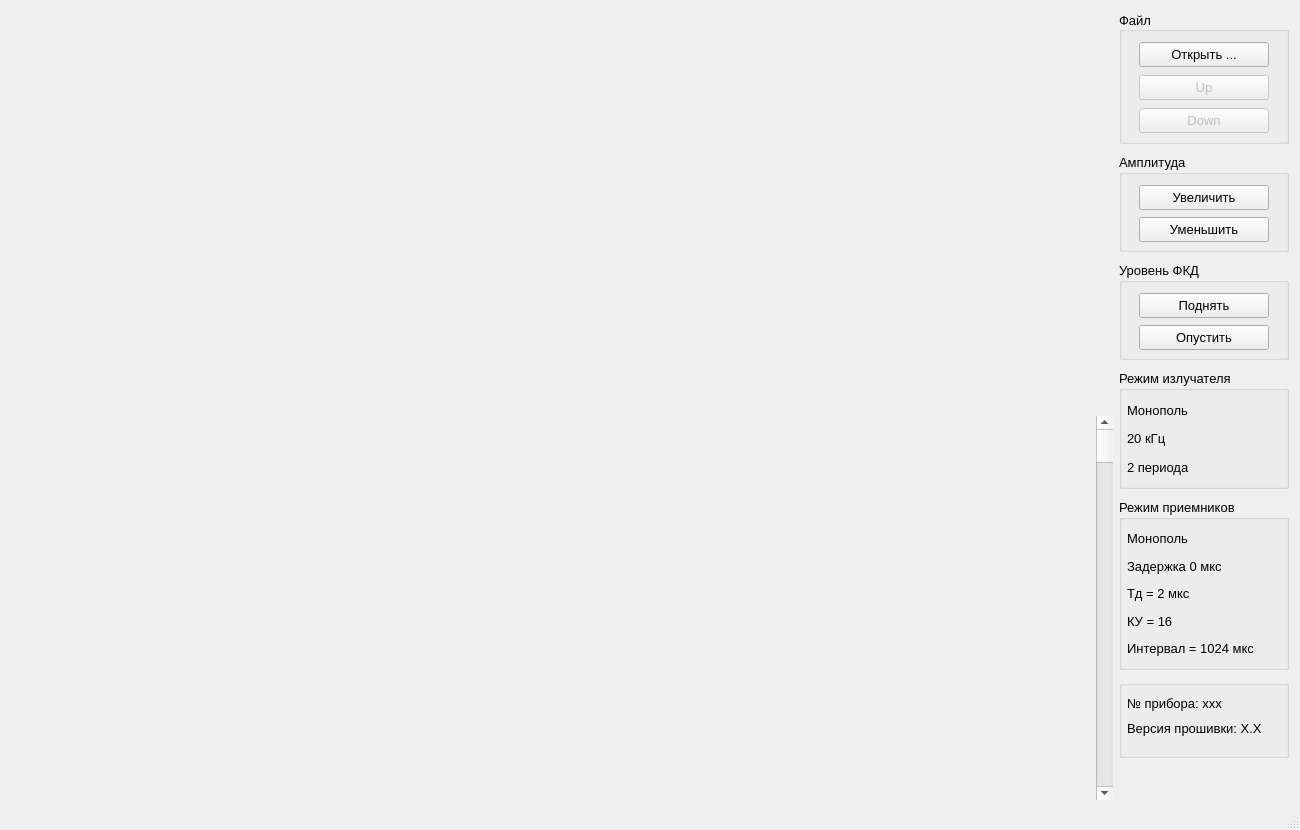
The window that mainwindow.ui (BatleCat/Qt_akp_view) describes before a commit, drawn with Qt 5.
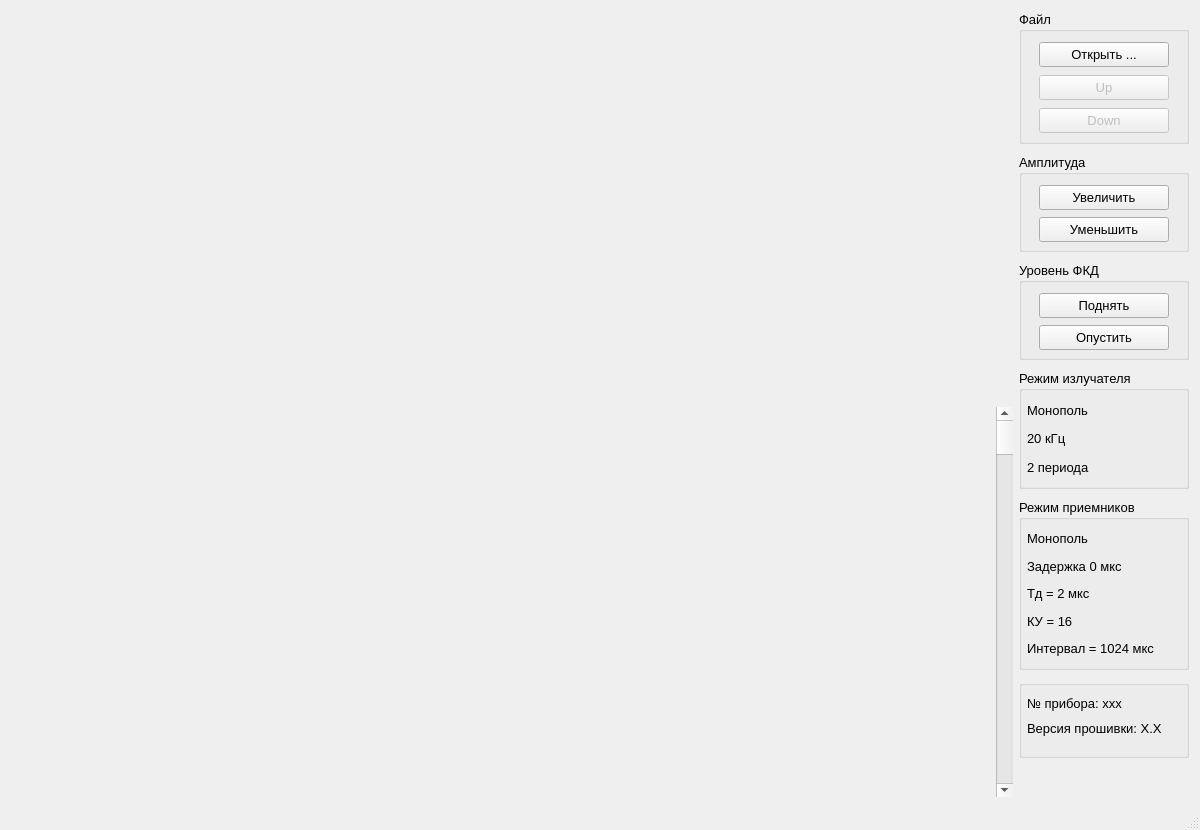
The same window after the commit. Icons and pictures are not drawn.

Commit message: Теперь коректно отрабатывается изменение размера окна

```diff
--- a/mainwindow.ui
+++ b/mainwindow.ui
@@ -6,7 +6,7 @@
    <rect>
     <x>0</x>
     <y>0</y>
-    <width>1300</width>
+    <width>1200</width>
     <height>830</height>
    </rect>
   </property>
@@ -55,177 +55,69 @@
    </property>
    <layout class="QHBoxLayout" name="horizontalLayout">
     <item>
-     <widget class="QFrame" name="frame">
-      <property name="sizePolicy">
-       <sizepolicy hsizetype="Expanding" vsizetype="Expanding">
-        <horstretch>0</horstretch>
-        <verstretch>0</verstretch>
-       </sizepolicy>
-      </property>
-      <property name="minimumSize">
-       <size>
-        <width>1004</width>
-        <height>789</height>
-       </size>
-      </property>
-      <layout class="QHBoxLayout" name="horizontalLayout_2">
-       <property name="spacing">
-        <number>5</number>
-       </property>
-       <property name="leftMargin">
-        <number>0</number>
-       </property>
-       <property name="topMargin">
-        <number>0</number>
-       </property>
-       <property name="rightMargin">
-        <number>0</number>
-       </property>
-       <property name="bottomMargin">
-        <number>0</number>
-       </property>
-       <item>
-        <layout class="QVBoxLayout" name="verticalLayout_6">
-         <property name="spacing">
-          <number>5</number>
-         </property>
-         <item>
-          <widget class="QWidget" name="widget_align_dept" native="true">
-           <property name="sizePolicy">
-            <sizepolicy hsizetype="Fixed" vsizetype="Fixed">
-             <horstretch>0</horstretch>
-             <verstretch>0</verstretch>
-            </sizepolicy>
-           </property>
-           <property name="minimumSize">
-            <size>
-             <width>95</width>
-             <height>400</height>
-            </size>
-           </property>
-           <property name="maximumSize">
-            <size>
-             <width>16777215</width>
-             <height>16777215</height>
-            </size>
-           </property>
-          </widget>
-         </item>
-         <item>
-          <widget class="QWidget" name="widget_dept" native="true">
-           <property name="sizePolicy">
-            <sizepolicy hsizetype="Fixed" vsizetype="Expanding">
-             <horstretch>0</horstretch>
-             <verstretch>0</verstretch>
-            </sizepolicy>
-           </property>
-           <property name="minimumSize">
-            <size>
-             <width>95</width>
-             <height>150</height>
-            </size>
-           </property>
-           <property name="maximumSize">
-            <size>
-             <width>16777215</width>
-             <height>16777215</height>
-            </size>
-           </property>
-           <layout class="QVBoxLayout" name="verticalLayout_dept_col">
-            <property name="spacing">
-             <number>0</number>
-            </property>
-            <property name="leftMargin">
-             <number>0</number>
-            </property>
-            <property name="topMargin">
-             <number>0</number>
-            </property>
-            <property name="rightMargin">
-             <number>0</number>
-            </property>
-            <property name="bottomMargin">
-             <number>0</number>
-            </property>
-           </layout>
-          </widget>
-         </item>
-        </layout>
-       </item>
-       <item>
-        <layout class="QVBoxLayout" name="verticalLayout_5">
-         <property name="spacing">
-          <number>5</number>
-         </property>
-         <item>
-          <widget class="QWidget" name="widget_align_ml" native="true">
-           <property name="sizePolicy">
-            <sizepolicy hsizetype="Fixed" vsizetype="Fixed">
-             <horstretch>0</horstretch>
-             <verstretch>0</verstretch>
-            </sizepolicy>
-           </property>
-           <property name="minimumSize">
-            <size>
-             <width>10</width>
-             <height>400</height>
-            </size>
-           </property>
-           <property name="maximumSize">
-            <size>
-             <width>16777215</width>
-             <height>16777215</height>
-            </size>
-           </property>
-          </widget>
-         </item>
-         <item>
-          <widget class="QWidget" name="widget_ml" native="true">
-           <property name="sizePolicy">
-            <sizepolicy hsizetype="Fixed" vsizetype="Expanding">
-             <horstretch>0</horstretch>
-             <verstretch>0</verstretch>
-            </sizepolicy>
-           </property>
-           <property name="minimumSize">
-            <size>
-             <width>10</width>
-             <height>150</height>
-            </size>
-           </property>
-           <property name="maximumSize">
-            <size>
-             <width>10</width>
-             <height>16777215</height>
-            </size>
-           </property>
-           <layout class="QVBoxLayout" name="verticalLayout_ML">
-            <property name="spacing">
-             <number>0</number>
-            </property>
-            <property name="leftMargin">
-             <number>0</number>
-            </property>
-            <property name="topMargin">
-             <number>0</number>
-            </property>
-            <property name="rightMargin">
-             <number>0</number>
-            </property>
-            <property name="bottomMargin">
-             <number>0</number>
-            </property>
-           </layout>
-          </widget>
-         </item>
-        </layout>
-       </item>
-       <item>
         <layout class="QGridLayout" name="gridLayout">
          <property name="spacing">
           <number>5</number>
          </property>
-         <item row="0" column="0">
+      <item row="1" column="3">
+       <widget class="QWidget" name="widget_VK2_FKD" native="true">
+        <property name="sizePolicy">
+         <sizepolicy hsizetype="Expanding" vsizetype="Expanding">
+          <horstretch>0</horstretch>
+          <verstretch>0</verstretch>
+         </sizepolicy>
+        </property>
+        <property name="minimumSize">
+         <size>
+          <width>420</width>
+          <height>150</height>
+         </size>
+        </property>
+        <layout class="QHBoxLayout" name="horizontalLayout_VK2_FKD">
+         <property name="spacing">
+          <number>0</number>
+         </property>
+         <property name="sizeConstraint">
+          <enum>QLayout::SetDefaultConstraint</enum>
+         </property>
+         <property name="leftMargin">
+          <number>0</number>
+         </property>
+         <property name="topMargin">
+          <number>0</number>
+         </property>
+         <property name="rightMargin">
+          <number>0</number>
+         </property>
+         <property name="bottomMargin">
+          <number>0</number>
+         </property>
+        </layout>
+       </widget>
+      </item>
+      <item row="1" column="4">
+       <widget class="QScrollBar" name="verticalScrollBar">
+        <property name="sizePolicy">
+         <sizepolicy hsizetype="Fixed" vsizetype="Expanding">
+          <horstretch>0</horstretch>
+          <verstretch>0</verstretch>
+         </sizepolicy>
+        </property>
+        <property name="minimumSize">
+         <size>
+          <width>17</width>
+          <height>150</height>
+         </size>
+        </property>
+        <property name="maximumSize">
+         <size>
+          <width>16777215</width>
+          <height>16777215</height>
+         </size>
+        </property>
+       </widget>
+      </item>
+      <item row="0" column="2">
           <widget class="QWidget" name="widget_VK1" native="true">
            <property name="sizePolicy">
             <sizepolicy hsizetype="Expanding" vsizetype="Fixed">
@@ -267,7 +159,7 @@
            </layout>
           </widget>
          </item>
-         <item row="0" column="1">
+      <item row="0" column="3">
           <widget class="QWidget" name="widget_VK2" native="true">
            <property name="sizePolicy">
             <sizepolicy hsizetype="Expanding" vsizetype="Fixed">
@@ -309,7 +201,7 @@
            </layout>
           </widget>
          </item>
-         <item row="1" column="0">
+      <item row="1" column="2">
           <widget class="QWidget" name="widget_VK1_FKD" native="true">
            <property name="sizePolicy">
             <sizepolicy hsizetype="Expanding" vsizetype="Expanding">
@@ -328,7 +220,7 @@
              <number>0</number>
             </property>
             <property name="sizeConstraint">
-             <enum>QLayout::SizeConstraint::SetMaximumSize</enum>
+          <enum>QLayout::SetDefaultConstraint</enum>
             </property>
             <property name="leftMargin">
              <number>0</number>
@@ -346,50 +238,12 @@
           </widget>
          </item>
          <item row="1" column="1">
-          <widget class="QWidget" name="widget_VK2_FKD" native="true">
-           <property name="sizePolicy">
-            <sizepolicy hsizetype="Expanding" vsizetype="Expanding">
-             <horstretch>0</horstretch>
-             <verstretch>0</verstretch>
-            </sizepolicy>
-           </property>
-           <property name="minimumSize">
-            <size>
-             <width>420</width>
-             <height>150</height>
-            </size>
-           </property>
-           <layout class="QHBoxLayout" name="horizontalLayout_VK2_FKD">
-            <property name="spacing">
-             <number>0</number>
-            </property>
-            <property name="sizeConstraint">
-             <enum>QLayout::SizeConstraint::SetMaximumSize</enum>
-            </property>
-            <property name="leftMargin">
-             <number>0</number>
-            </property>
-            <property name="topMargin">
-             <number>0</number>
-            </property>
-            <property name="rightMargin">
-             <number>0</number>
-            </property>
-            <property name="bottomMargin">
-             <number>0</number>
-            </property>
-           </layout>
-          </widget>
-         </item>
-        </layout>
-       </item>
-       <item>
-        <layout class="QVBoxLayout" name="verticalLayout">
+       <layout class="QVBoxLayout" name="verticalLayout_5">
          <property name="spacing">
           <number>5</number>
          </property>
          <item>
-          <widget class="QWidget" name="widget_align_scrollBar" native="true">
+         <widget class="QWidget" name="widget_align_ml" native="true">
            <property name="sizePolicy">
             <sizepolicy hsizetype="Fixed" vsizetype="Fixed">
              <horstretch>0</horstretch>
@@ -398,7 +252,7 @@
            </property>
            <property name="minimumSize">
             <size>
-             <width>17</width>
+            <width>10</width>
              <height>400</height>
             </size>
            </property>
@@ -411,7 +265,7 @@
           </widget>
          </item>
          <item>
-          <widget class="QScrollBar" name="verticalScrollBar">
+         <widget class="QWidget" name="widget_ml" native="true">
            <property name="sizePolicy">
             <sizepolicy hsizetype="Fixed" vsizetype="Expanding">
              <horstretch>0</horstretch>
@@ -420,7 +274,48 @@
            </property>
            <property name="minimumSize">
             <size>
-             <width>17</width>
+            <width>10</width>
+            <height>150</height>
+           </size>
+          </property>
+          <property name="maximumSize">
+           <size>
+            <width>10</width>
+            <height>16777215</height>
+           </size>
+          </property>
+          <layout class="QVBoxLayout" name="verticalLayout_ML">
+           <property name="spacing">
+            <number>0</number>
+           </property>
+           <property name="leftMargin">
+            <number>0</number>
+           </property>
+           <property name="topMargin">
+            <number>0</number>
+           </property>
+           <property name="rightMargin">
+            <number>0</number>
+           </property>
+           <property name="bottomMargin">
+            <number>0</number>
+           </property>
+          </layout>
+         </widget>
+        </item>
+       </layout>
+      </item>
+      <item row="1" column="0">
+       <widget class="QWidget" name="widget_dept" native="true">
+        <property name="sizePolicy">
+         <sizepolicy hsizetype="Fixed" vsizetype="Expanding">
+          <horstretch>0</horstretch>
+          <verstretch>0</verstretch>
+         </sizepolicy>
+        </property>
+        <property name="minimumSize">
+         <size>
+          <width>95</width>
              <height>150</height>
             </size>
            </property>
@@ -430,15 +325,26 @@
              <height>16777215</height>
             </size>
            </property>
-           <property name="orientation">
-            <enum>Qt::Orientation::Vertical</enum>
-           </property>
+        <layout class="QVBoxLayout" name="verticalLayout_dept_col">
+         <property name="spacing">
+          <number>0</number>
+         </property>
+         <property name="leftMargin">
+          <number>0</number>
+         </property>
+         <property name="topMargin">
+          <number>0</number>
+         </property>
+         <property name="rightMargin">
+          <number>0</number>
+         </property>
+         <property name="bottomMargin">
+          <number>0</number>
+         </property>
+        </layout>
           </widget>
          </item>
         </layout>
-       </item>
-      </layout>
-     </widget>
     </item>
     <item>
      <layout class="QVBoxLayout" name="verticalLayout_ctl_view">
@@ -446,9 +352,9 @@
        <number>10</number>
       </property>
       <property name="sizeConstraint">
-       <enum>QLayout::SizeConstraint::SetDefaultConstraint</enum>
+       <enum>QLayout::SetMinimumSize</enum>
       </property>
-      <item>
+      <item alignment="Qt::AlignLeft">
        <widget class="QGroupBox" name="groupBox_tool">
         <property name="sizePolicy">
          <sizepolicy hsizetype="Fixed" vsizetype="Fixed">
@@ -471,9 +377,6 @@
         <property name="title">
          <string>Файл</string>
         </property>
-        <property name="alignment">
-         <set>Qt::AlignmentFlag::AlignLeading|Qt::AlignmentFlag::AlignLeft|Qt::AlignmentFlag::AlignVCenter</set>
-        </property>
         <layout class="QVBoxLayout" name="verticalLayout_8">
          <property name="spacing">
           <number>10</number>
@@ -809,7 +712,7 @@
          <property name="bottomMargin">
           <number>10</number>
          </property>
-         <item alignment="Qt::AlignmentFlag::AlignLeft">
+         <item>
           <widget class="QLabel" name="label_IZLtype">
            <property name="minimumSize">
             <size>
@@ -822,7 +725,7 @@
            </property>
           </widget>
          </item>
-         <item alignment="Qt::AlignmentFlag::AlignLeft">
+         <item>
           <widget class="QLabel" name="label_IZLfreq">
            <property name="minimumSize">
             <size>
@@ -835,7 +738,7 @@
            </property>
           </widget>
          </item>
-         <item alignment="Qt::AlignmentFlag::AlignLeft">
+         <item>
           <widget class="QLabel" name="label_IZLnum">
            <property name="minimumSize">
             <size>
@@ -896,7 +799,7 @@
          <property name="bottomMargin">
           <number>10</number>
          </property>
-         <item alignment="Qt::AlignmentFlag::AlignLeft">
+         <item>
           <widget class="QLabel" name="label_RXtype">
            <property name="minimumSize">
             <size>
@@ -909,7 +812,7 @@
            </property>
           </widget>
          </item>
-         <item alignment="Qt::AlignmentFlag::AlignLeft">
+         <item>
           <widget class="QLabel" name="label_RXdelay">
            <property name="minimumSize">
             <size>
@@ -922,7 +825,7 @@
            </property>
           </widget>
          </item>
-         <item alignment="Qt::AlignmentFlag::AlignLeft">
+         <item>
           <widget class="QLabel" name="label_RXtd">
            <property name="minimumSize">
             <size>
@@ -935,7 +838,7 @@
            </property>
           </widget>
          </item>
-         <item alignment="Qt::AlignmentFlag::AlignLeft">
+         <item>
           <widget class="QLabel" name="label_RXku">
            <property name="minimumSize">
             <size>
@@ -948,7 +851,7 @@
            </property>
           </widget>
          </item>
-         <item alignment="Qt::AlignmentFlag::AlignLeft">
+         <item>
           <widget class="QLabel" name="label_TimeOfMeserment">
            <property name="minimumSize">
             <size>
@@ -1011,7 +914,7 @@
          <property name="bottomMargin">
           <number>10</number>
          </property>
-         <item alignment="Qt::AlignmentFlag::AlignLeft">
+         <item>
           <widget class="QLabel" name="label_ToolNo">
            <property name="sizePolicy">
             <sizepolicy hsizetype="Preferred" vsizetype="Preferred">
@@ -1030,7 +933,7 @@
            </property>
           </widget>
          </item>
-         <item alignment="Qt::AlignmentFlag::AlignLeft">
+         <item>
           <widget class="QLabel" name="label_SoftVer">
            <property name="minimumSize">
             <size>
@@ -1045,9 +948,6 @@
          </item>
          <item>
           <spacer name="verticalSpacer_tool_info">
-           <property name="orientation">
-            <enum>Qt::Orientation::Vertical</enum>
-           </property>
            <property name="sizeHint" stdset="0">
             <size>
              <width>20</width>
@@ -1066,8 +966,8 @@
         </property>
         <property name="sizeHint" stdset="0">
          <size>
-          <width>20</width>
-          <height>40</height>
+          <width>40</width>
+          <height>20</height>
          </size>
         </property>
        </spacer>
```
Left out of the diff: 30 changed lines with no effect on the pictures. Lines whose indentation alone changed are shown as unchanged. The commit also changes 1 other file.
